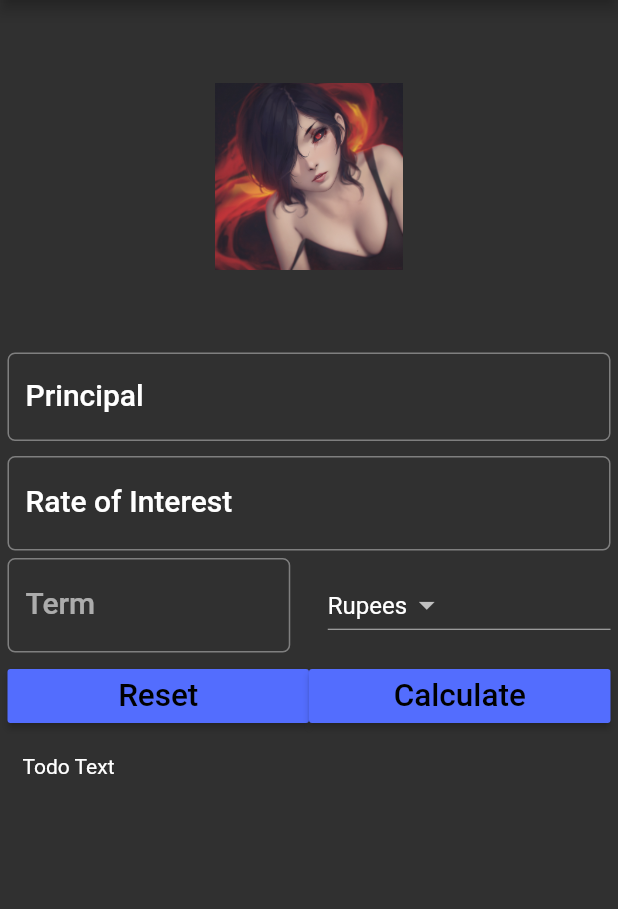
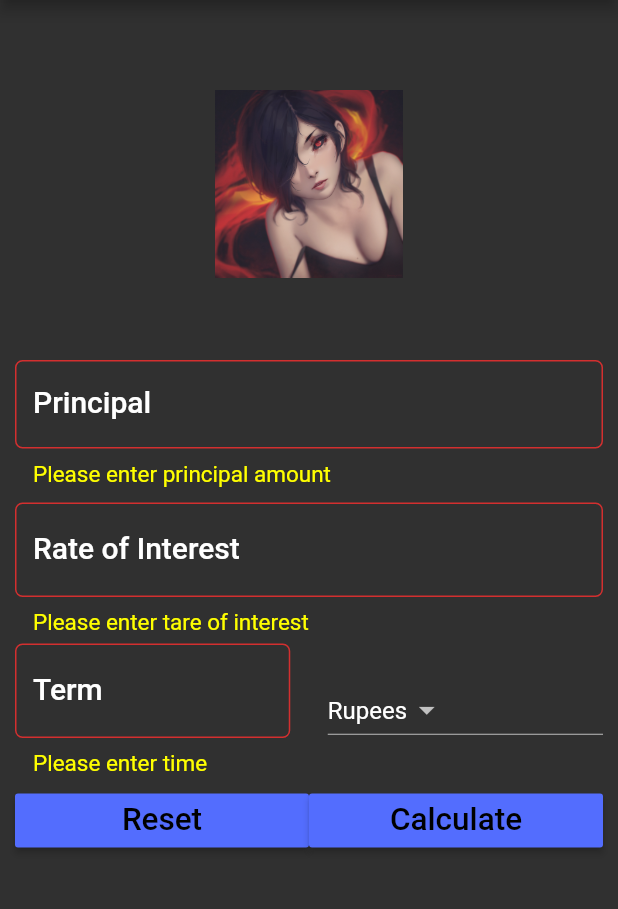
Before and after one commit to rac-sri/SimpleINterest-Calculator, a Flutter app: the screen it shows after launch, after a tap on "Calculate", on a phone screen of 412 x 824 dp, the part 84-993 px from its top. Run offline on Flutter 3.47's test engine with Material 2 defaults, Android fonts, the phone set to English and light mode, and no system bars.

```diff
--- a/lib/main.dart
+++ b/lib/main.dart
@@ -1,21 +1,18 @@
 import "package:flutter/material.dart";
 
-void main () {
-  runApp(
-    MaterialApp(
+void main() {
+  runApp(MaterialApp(
     debugShowCheckedModeBanner: false,
     title: "Simple Interest Calculator App",
     theme: ThemeData(
         brightness: Brightness.dark,
         primaryColor: Colors.indigo,
-        accentColor: Colors.indigoAccent
-      ),
+        accentColor: Colors.indigoAccent),
     home: SIForm(),
-    )
-  );
+  ));
 }
 
-class SIForm extends StatefulWidget{
+class SIForm extends StatefulWidget {
   @override
   State<StatefulWidget> createState() {
     // TODO: implement createState
@@ -24,142 +21,194 @@ class SIForm extends StatefulWidget{
 }
 
 class _SIFormState extends State<SIForm> {
-  var _currencies = ['Rupees' , 'Dollars', 'Pounds'];
+
+  var _formKey = GlobalKey<FormState>();
+  var _currencies = ['Rupees', 'Dollars', 'Pounds'];
   final _minimumPadding = 5.0;
+  var _curretItemSelected = "Rupees";
+
+  TextEditingController principalController = TextEditingController();
+  TextEditingController roiController = TextEditingController();
+  TextEditingController termController = TextEditingController();
+  var displayText = '';
+
   @override
   Widget build(BuildContext context) {
-
     TextStyle textstyle = Theme.of(context).textTheme.title;
     // TODO: implement build
     return Scaffold(
       //resizeToAvoidBottomInset: false,
       appBar: AppBar(
-        title:Text('Simple Interest Calculator'),
+        title: Text('Simple Interest Calculator'),
       ),
-      body:
-        Container(
-        margin: EdgeInsets.all(_minimumPadding),
-        child : ListView(
-        children:<Widget>[
+      body: Form(
+        key : _formKey,
+        // margin: EdgeInsets.all(_minimumPadding),
+        child: Padding(
+          padding: EdgeInsets.all(_minimumPadding * 2),
+          child: ListView(children: <Widget>[
             getImageAsset(),
             Padding(
-
-           padding: EdgeInsets.only(top: _minimumPadding , bottom: _minimumPadding),
-             child: TextField(
+              padding: EdgeInsets.only(
+                  top: _minimumPadding, bottom: _minimumPadding),
+              child: TextFormField(
+                controller: principalController,
+                validator: (String value){
+                  if(value.isEmpty){
+                    return 'Please enter principal amount';
+                  }
+                },
                 keyboardType: TextInputType.number,
                 decoration: InputDecoration(
                     labelText: 'Principal',
                     hintText: 'Enter Principal e.g. 12000',
+                    errorStyle: TextStyle(
+                      color: Colors.yellowAccent,
+                      fontSize : 15.0
+                    ),
                     labelStyle: textstyle,
                     border: OutlineInputBorder(
-                borderRadius: BorderRadius.circular(5.0)
-              )
-            ),
+                        borderRadius: BorderRadius.circular(5.0))),
               ),
             ),
             Padding(
-            padding: EdgeInsets.only(top: _minimumPadding , bottom: _minimumPadding),
-            child:
-          TextField(
-            style : textstyle,
+              padding: EdgeInsets.only(
+                  top: _minimumPadding, bottom: _minimumPadding),
+              child: TextFormField(
+                controller: roiController,
+                style: textstyle,
+                validator: (String value){
+                  if(value.isEmpty)
+                    return 'Please enter tare of interest';
+                },
                 keyboardType: TextInputType.number,
                 decoration: InputDecoration(
                     labelText: 'Rate of Interest',
                     hintText: 'In percent',
                     labelStyle: textstyle,
+                    errorStyle: TextStyle(
+                      color :Colors.yellowAccent,
+                      fontSize: 15.0
+                    ),
                     border: OutlineInputBorder(
-                  borderRadius: BorderRadius.circular(5.0)
-              )
+                        borderRadius: BorderRadius.circular(5.0))),
               ),
             ),
-          ),
-
-        Row(
-          children: <Widget>[
+            Row(children: <Widget>[
               Expanded(
-
-        child:
-        TextField(
-          style : textstyle,
+                child: TextFormField(
+                  controller: termController,
+                  style: textstyle,
+                  validator: (String value){
+                    if(value.isEmpty)
+                      {
+                        return 'Please enter time';
+                      }
+                  },
                   keyboardType: TextInputType.number,
                   decoration: InputDecoration(
                       labelText: 'Term',
                       hintText: 'Time in Years',
+                      labelStyle: textstyle,
+                      errorStyle: TextStyle(
+                        color: Colors.yellowAccent,
+                        fontSize: 15.0
+                      ),
                       border: OutlineInputBorder(
-                  borderRadius: BorderRadius.circular(5.0)
-              )
+                          borderRadius: BorderRadius.circular(5.0))),
                 ),
               ),
-
-        ),
-
-      Container(width: _minimumPadding*5),
+              Container(width: _minimumPadding * 5),
               Expanded(
-        child:DropdownButton<String>(
-          items: _currencies.map((String value){
+                  child: DropdownButton<String>(
+                items: _currencies.map((String value) {
                   return DropdownMenuItem<String>(
                     value: value,
-              child : Text(value),
+                    child: Text(value),
                   );
                 }).toList(),
-
-          value: 'Rupees',
-          onChanged: (String newValueSelected){
-
+                value: _curretItemSelected,
+                onChanged: (String newValueSelected) {
+                  _onDropItemSelected(newValueSelected);
                 },
-        )
-      )
-
-    ]
-       ),
+              ))
+            ]),
             Padding(
-        padding: EdgeInsets.only(bottom: _minimumPadding , top: _minimumPadding),
-        child:Row(children: <Widget>[
-        Expanded(
-
-          child: RaisedButton(
-              color: Theme.of(context).accentColor,
-              textColor: Theme.of(context).primaryColorDark,
-            child: Text('Reset',textScaleFactor: 1.5),
-            onPressed: (){
-
-            }
-          )
-        ),
+              padding: EdgeInsets.only(
+                  bottom: _minimumPadding, top: _minimumPadding),
+              child: Row(
+                children: <Widget>[
                   Expanded(
                       child: RaisedButton(
                           color: Theme.of(context).accentColor,
                           textColor: Theme.of(context).primaryColorDark,
-                  child: Text('Calculate', textScaleFactor: 1.5,),
-                  onPressed: (){
+                          child: Text('Reset', textScaleFactor: 1.5),
+                          onPressed: () {
+                            setState(() {
+                              _reset();
+                            });
+                          })),
+                  Expanded(
+                      child: RaisedButton(
+                    color: Theme.of(context).accentColor,
+                    textColor: Theme.of(context).primaryColorDark,
+                    child: Text(
+                      'Calculate',
+                      textScaleFactor: 1.5,
+                    ),
+                    onPressed: () {
 
-                  }
-              )
-          ),
-
-
+                      setState(() {
+                        if(_formKey.currentState.validate()){
+                           this.displayText = _calculateTotalReturns();}
+                      });
+                    },
+                  )),
                 ],
               ),
-
             ),
             Padding(
-            padding: EdgeInsets.all(_minimumPadding*2),
-            child: Text('Todo Text'),
+              padding: EdgeInsets.all(_minimumPadding * 2),
+              child: Text(this.displayText),
             )
-
-
-    ]
+          ]),
         ),
       ),
     );
   }
 
-  Widget getImageAsset()
-  {
-    AssetImage assetImage= AssetImage('images/kirishima_touka_by_miura_n315_dd4rdg7.jpg');
-    Image image = Image(image : assetImage , width: 125.0 , height: 125.0);
+  Widget getImageAsset() {
+    AssetImage assetImage =
+        AssetImage('images/kirishima_touka_by_miura_n315_dd4rdg7.jpg');
+    Image image = Image(image: assetImage, width: 125.0, height: 125.0);
 
-    return Container(child: image , margin:EdgeInsets.all(50.0));
+    return Container(child: image, margin: EdgeInsets.all(50.0));
   }
 
+  void _onDropItemSelected(String newValueSelected) {
+    setState(() {
+      this._curretItemSelected = newValueSelected;
+    });
   }
+
+  String _calculateTotalReturns() {
+    double principal = double.parse(principalController.text);
+    double roi = double.parse(roiController.text);
+    double term = double.parse(termController.text);
+
+    double totalAmountPayable = principal + (principal * roi * term) / 100;
+
+    String result =
+        'After $term years , your investment will be worth ${totalAmountPayable}';
+    print(result);
+    return result;
+  }
+
+  void _reset() {
+    principalController.text = "";
+    roiController.text = "";
+    termController.text = "";
+    displayText = "";
+    _curretItemSelected = _currencies[0];
+  }
+}
```
Lines whose indentation alone changed are shown as unchanged.
